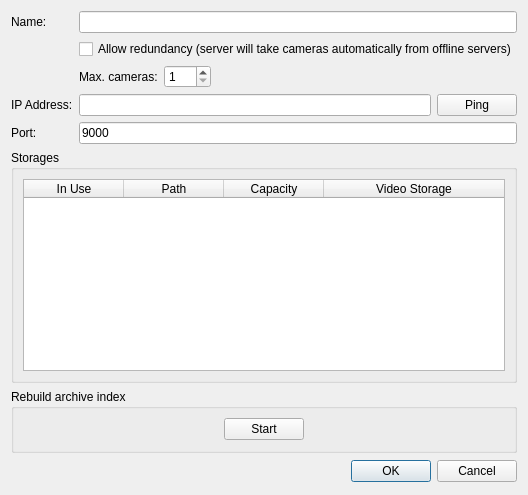
Qt form client/src/ui/dialogs/server_settings_dialog.ui (networkoptix/nx_open) before a commit.
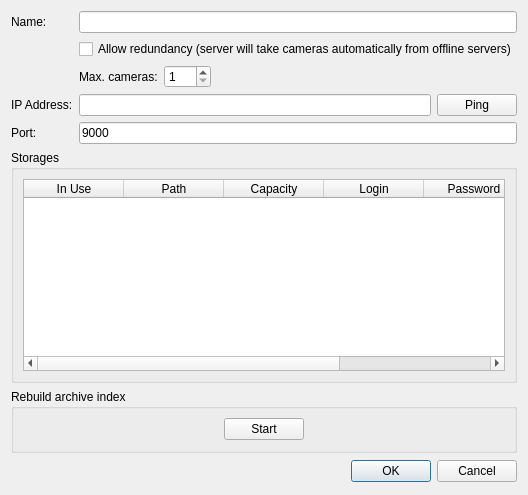
The same form after that commit.

Commit message:
storage auth
<==== Mercurial data ====>
Branch: storage_auth

What changed in the file:
```diff
--- a/client/src/ui/dialogs/server_settings_dialog.ui
+++ b/client/src/ui/dialogs/server_settings_dialog.ui
@@ -147,7 +147,7 @@
          <number>0</number>
         </property>
         <property name="columnCount">
-         <number>4</number>
+         <number>6</number>
         </property>
         <attribute name="horizontalHeaderVisible">
          <bool>true</bool>
@@ -181,7 +181,17 @@
         </column>
         <column>
          <property name="text">
-          <string>Video Storage</string>
+          <string>Login</string>
+         </property>
+        </column>
+        <column>
+         <property name="text">
+          <string>Password</string>
+         </property>
+        </column>
+        <column>
+         <property name="text">
+          <string>Space</string>
          </property>
         </column>
        </widget>
```
The commit also changes 24 other files.
